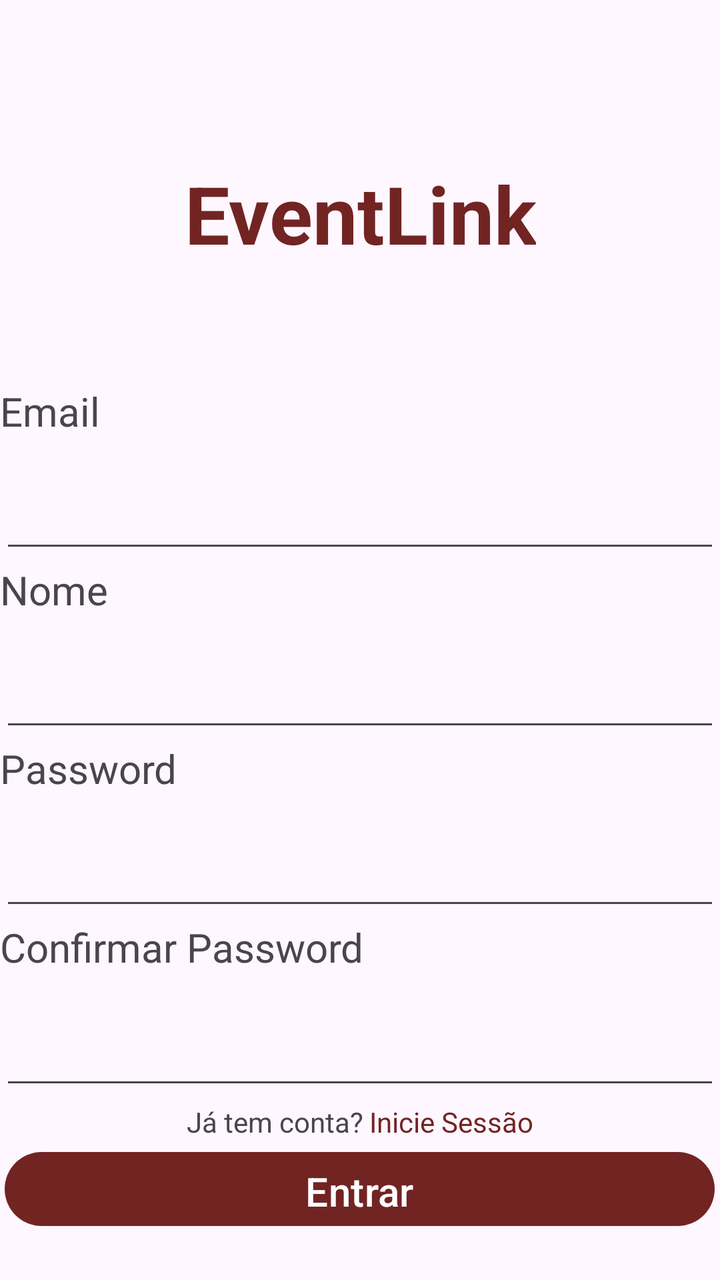
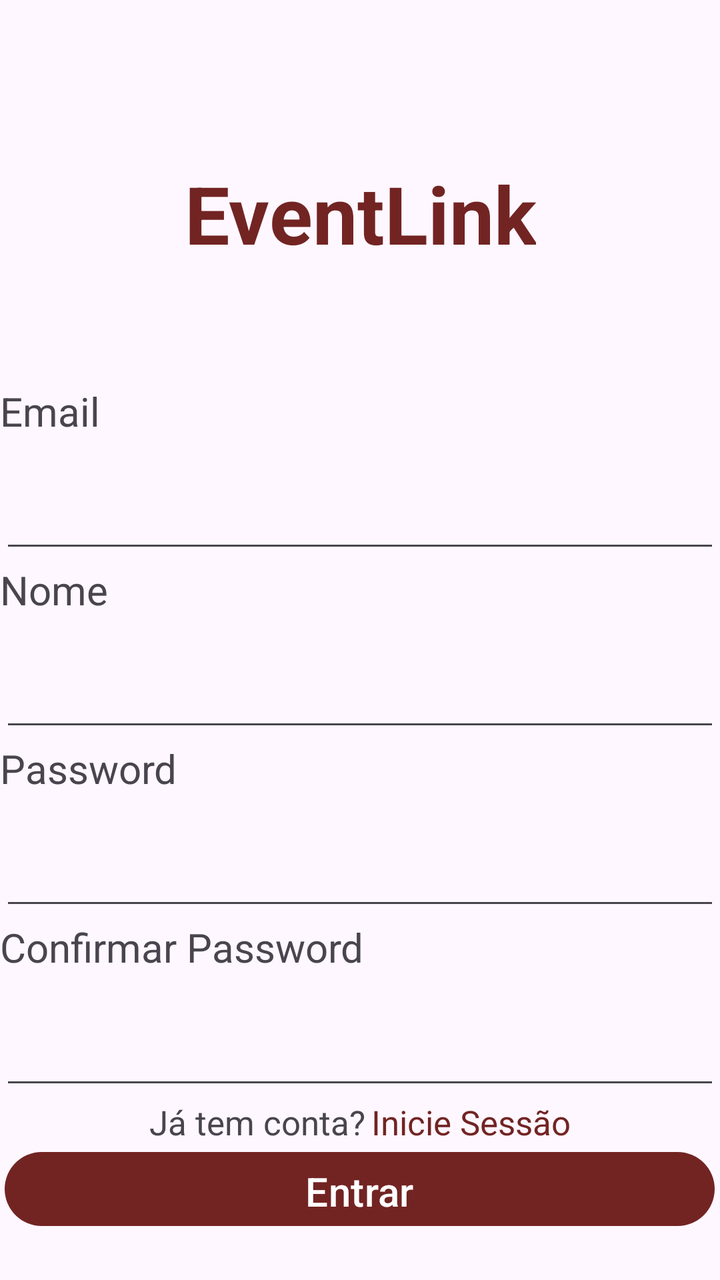

An Android layout rendered at two revisions. The XML below is the earlier revision; the diff shows what the commit changed to produce the second picture.
<!-- AndroidManifest.xml: application theme Theme.EventLink -->
<!-- res/layout/activity_register.xml -->
<?xml version="1.0" encoding="utf-8"?>
<LinearLayout xmlns:app="http://schemas.android.com/apk/res-auto"
    xmlns:tools="http://schemas.android.com/tools"
    xmlns:android="http://schemas.android.com/apk/res/android"
    android:id="@+id/main"
    android:layout_width="match_parent"
    android:layout_height="match_parent"
    android:orientation="vertical"
    android:gravity="center"
    tools:context=".RegisterActivity">

    <Space
        android:layout_width="match_parent"
        android:layout_height="80dp" />

    <TextView
        android:id="@+id/tv_eventlink_register"
        android:layout_width="wrap_content"
        android:layout_height="0dp"
        android:layout_weight="0.05"
        android:fontFamily="sans-serif"
        android:text="@string/txt_eventlink"
        android:textAlignment="center"
        android:textColor="@color/color_eventlink"
        android:textSize="40sp"
        android:textStyle="bold" />

    <TextView
        android:id="@+id/tv_email_register"
        android:layout_width="match_parent"
        android:layout_height="0dp"
        android:layout_weight="0.02"
        android:textSize="20sp"
        android:text="@string/txt_email" />

    <EditText
        android:id="@+id/tv_email_register_preencher"
        android:layout_width="match_parent"
        android:layout_height="0dp"
        android:layout_weight="0.02"
        android:ems="10"
        android:inputType="textEmailAddress" />

    <TextView
        android:id="@+id/tv_nome_register"
        android:layout_width="match_parent"
        android:layout_height="0dp"
        android:layout_weight="0.02"
        android:textSize="20sp"
        android:text="@string/txt_nome_register" />

    <EditText
        android:id="@+id/tv_nome_register_preencher"
        android:layout_width="match_parent"
        android:layout_height="0dp"
        android:layout_weight="0.02"
        android:ems="10"
        android:inputType="text"/>

    <TextView
        android:id="@+id/tv_password_register"
        android:layout_width="match_parent"
        android:layout_height="0dp"
        android:layout_weight="0.02"
        android:textSize="20sp"
        android:text="@string/txt_password" />

    <EditText
        android:id="@+id/tv_password_register_preencher"
        android:layout_width="match_parent"
        android:layout_height="0dp"
        android:layout_weight="0.02"
        android:ems="10"
        android:inputType="textPassword" />

    <TextView
        android:id="@+id/tv_confirmar_password_register"
        android:layout_width="match_parent"
        android:layout_height="0dp"
        android:layout_weight="0.02"
        android:textSize="20sp"
        android:text="@string/txt_confirmar_password" />

    <EditText
        android:id="@+id/tv_confirmar_password_register_preencher"
        android:layout_width="match_parent"
        android:layout_height="0dp"
        android:layout_weight="0.02"
        android:ems="10"
        android:inputType="textPassword" />

    <LinearLayout
        android:layout_width="match_parent"
        android:layout_height="0dp"
        android:layout_weight="0.01"
        android:gravity="center"
        android:orientation="horizontal">

        <TextView
            android:id="@+id/tv_temconta"
            android:layout_width="wrap_content"
            android:layout_height="wrap_content"
            android:text="@string/txt_temconta_register" />

        <TextView
            android:id="@+id/tv_inciar_sessao_registar"
            android:layout_width="wrap_content"
            android:layout_height="wrap_content"
            android:text="@string/txt_inicie_sessao_register"
            android:layout_marginStart="3dp"
            android:textColor="@color/color_eventlink"
            android:clickable="true"
            android:focusable="true"/>

    </LinearLayout>

    <Button
        android:id="@+id/button"
        android:layout_width="wrap_content"
        android:layout_height="0dp"
        android:layout_weight="0.02"
        android:textSize="20sp"
        android:ems="15"
        app:backgroundTint="@color/color_eventlink"
        android:text="@string/btn_entrar_login" />

    <Space
        android:layout_width="match_parent"
        android:layout_height="0dp"
        android:layout_weight="0.01"/>


</LinearLayout>
<!-- resources referenced by this layout -->
<resources>
  <color name="color_eventlink">#722423</color>
  <string name="btn_entrar_login">Entrar</string>
  <string name="txt_confirmar_password">Confirmar Password</string>
  <string name="txt_email">Email</string>
  <string name="txt_eventlink">EventLink</string>
  <string name="txt_inicie_sessao_register">Inicie Sessão</string>
  <string name="txt_nome_register">Nome</string>
  <string name="txt_password">Password</string>
  <string name="txt_temconta_register">Já tem conta?</string>
  <style name="Theme.EventLink" parent="Base.Theme.EventLink" />
  <style name="Base.Theme.EventLink" parent="Theme.Material3.DayNight.NoActionBar">
          
          
      </style>
</resources>

<!-- the commit's change to res/layout/activity_register.xml (unified diff, before → after) -->
@@ -100,17 +100,20 @@
             android:id="@+id/tv_temconta"
             android:layout_width="wrap_content"
             android:layout_height="wrap_content"
-            android:text="@string/txt_temconta_register" />
+            android:text="@string/txt_temconta_register"
+            android:textSize="17sp" />
 
         <TextView
             android:id="@+id/tv_inciar_sessao_registar"
             android:layout_width="wrap_content"
             android:layout_height="wrap_content"
+            android:layout_marginStart="3dp"
+            android:clickable="true"
+            android:focusable="true"
+            android:textSize="17sp"
             android:text="@string/txt_inicie_sessao_register"
-            android:layout_marginStart="3dp"
-            android:textColor="@color/color_eventlink"
-            android:clickable="true"
-            android:focusable="true"/>
+            android:onClick="onClickLogin"
+            android:textColor="@color/color_eventlink" />
 
     </LinearLayout>
 
